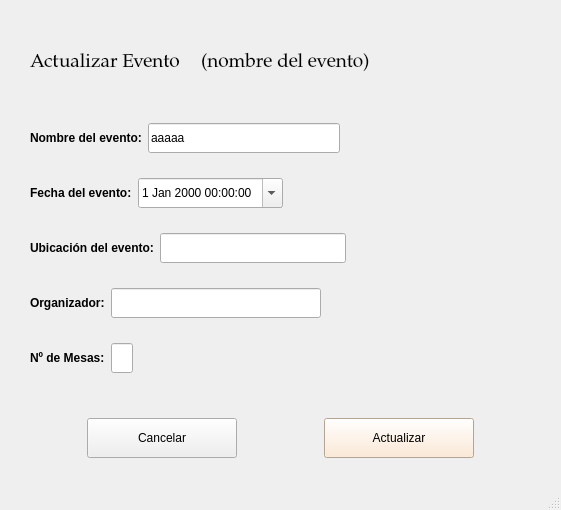
IvanJesusCorbalanPascual/Gestor-de-Eventos, file src/ui/ActualizarEvento.ui: the form before one commit.
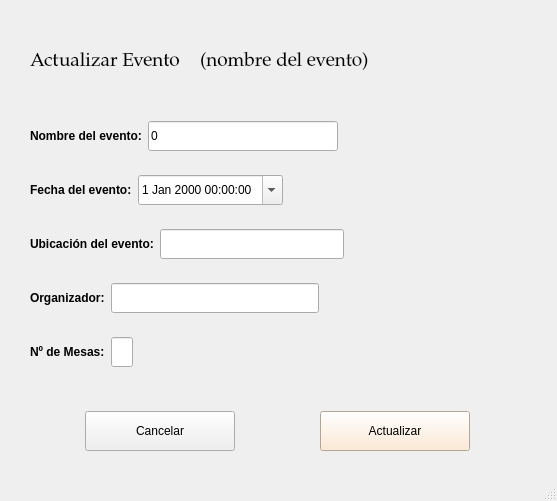
The form after the commit.

What changed in the file:
```diff
--- a/src/ui/ActualizarEvento.ui
+++ b/src/ui/ActualizarEvento.ui
@@ -6,8 +6,8 @@
    <rect>
     <x>0</x>
     <y>0</y>
-    <width>561</width>
-    <height>510</height>
+    <width>557</width>
+    <height>501</height>
    </rect>
   </property>
   <property name="windowTitle">
@@ -93,7 +93,7 @@
          </size>
         </property>
         <property name="text">
-         <string>aaaaa</string>
+         <string>0</string>
         </property>
        </widget>
       </item>
```
Left out of the diff: 4 changed lines with no effect on the pictures.
